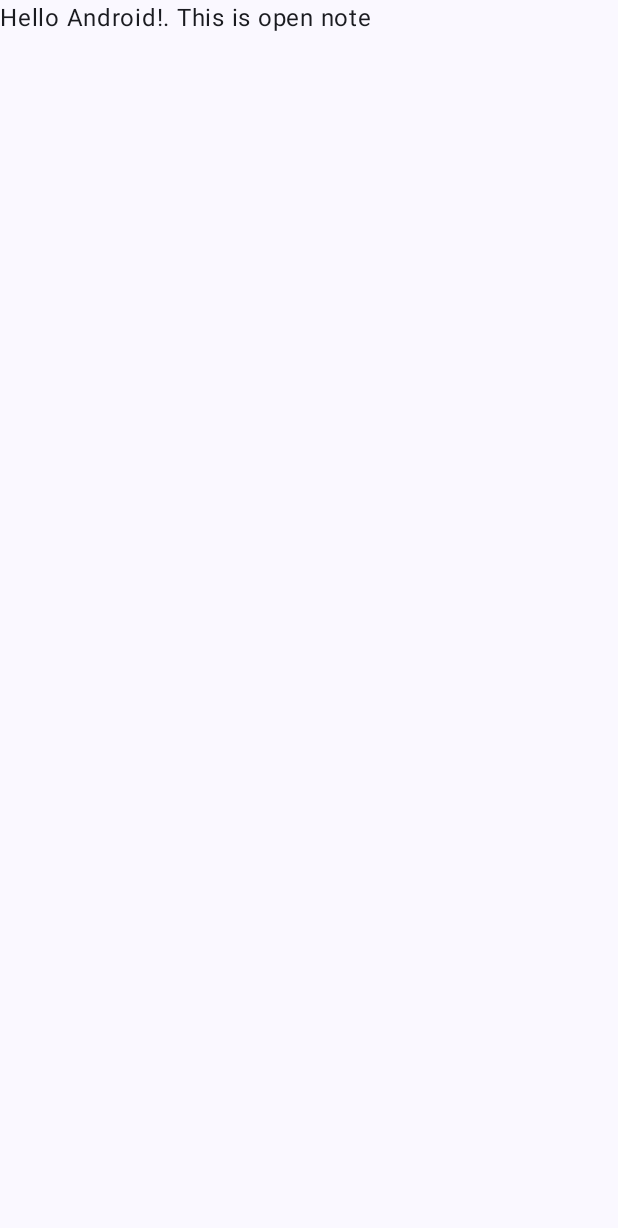
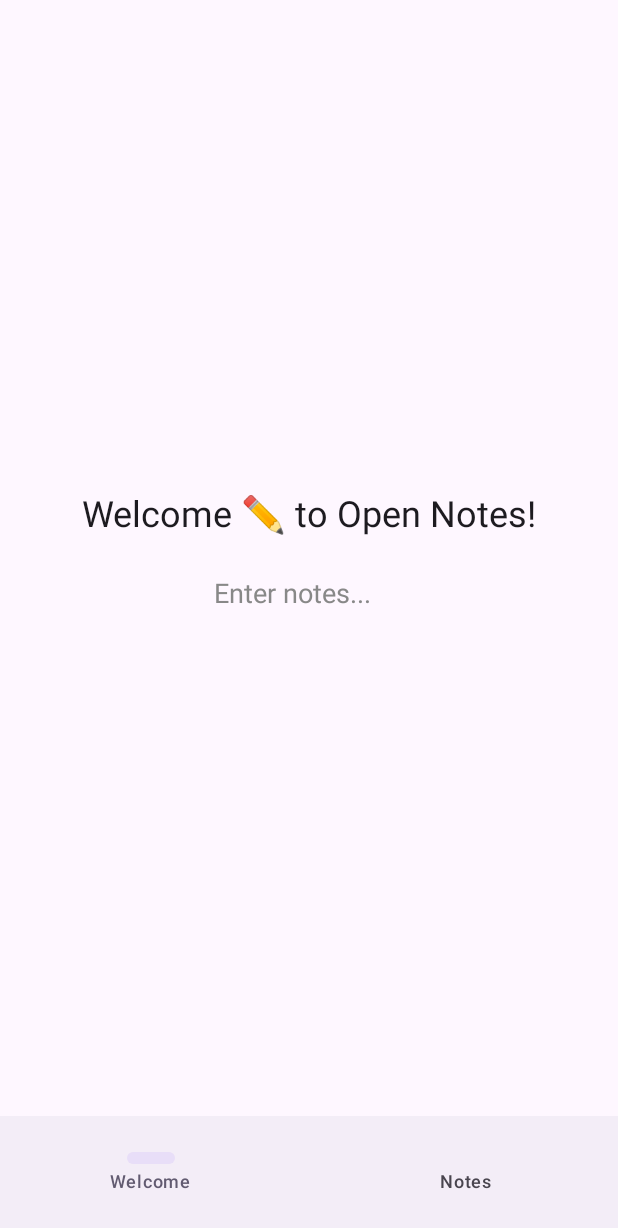
Before and after one commit to ethanoutangoun/OpenNotes, an Android app built with Jetpack Compose: the screen it shows after launch (MainActivity), on a phone screen of 412 x 824 dp. Before the commit the part shown is almost empty. Shown: the top 1228 px of the screen. Run offline under Robolectric (Android 15) with nearby library versions, the phone set to English and light mode, and no system bars.

Commit message:
add prototype for nav

```diff
--- a/app/build.gradle.kts
+++ b/app/build.gradle.kts
@@ -49,6 +49,9 @@
     implementation(libs.androidx.ui.graphics)
     implementation(libs.androidx.ui.tooling.preview)
     implementation(libs.androidx.material3)
+    implementation(libs.androidx.room.common)
+    implementation(libs.androidx.navigation.compose)
+    implementation(libs.androidx.material3.icons)
     testImplementation(libs.junit)
     androidTestImplementation(libs.androidx.junit)
     androidTestImplementation(libs.androidx.espresso.core)
@@ -56,4 +59,5 @@
     androidTestImplementation(libs.androidx.ui.test.junit4)
     debugImplementation(libs.androidx.ui.tooling)
     debugImplementation(libs.androidx.ui.test.manifest)
+
 }
--- a/app/src/main/java/com/opennotes/MainActivity.kt
+++ b/app/src/main/java/com/opennotes/MainActivity.kt
@@ -3,45 +3,13 @@
 import android.os.Bundle
 import androidx.activity.ComponentActivity
 import androidx.activity.compose.setContent
-import androidx.activity.enableEdgeToEdge
-import androidx.compose.foundation.layout.fillMaxSize
-import androidx.compose.foundation.layout.padding
-import androidx.compose.material3.Scaffold
-import androidx.compose.material3.Text
-import androidx.compose.runtime.Composable
-import androidx.compose.ui.Modifier
-import androidx.compose.ui.tooling.preview.Preview
-import com.opennotes.ui.theme.OpenNotesTheme
+import com.opennotes.ui.NoteApp
 
 class MainActivity : ComponentActivity() {
     override fun onCreate(savedInstanceState: Bundle?) {
         super.onCreate(savedInstanceState)
-        enableEdgeToEdge()
         setContent {
-            OpenNotesTheme {
-                Scaffold(modifier = Modifier.fillMaxSize()) { innerPadding ->
-                    Greeting(
-                        name = "Android",
-                        modifier = Modifier.padding(innerPadding)
-                    )
-                }
-            }
+            NoteApp()
         }
     }
 }
-
-@Composable
-fun Greeting(name: String, modifier: Modifier = Modifier) {
-    Text(
-        text = "Hello $name!. This is open note",
-        modifier = modifier
-    )
-}
-
-@Preview(showBackground = true)
-@Composable
-fun GreetingPreview() {
-    OpenNotesTheme {
-        Greeting("Android")
-    }
-}
--- /dev/null
+++ b/app/src/main/java/com/opennotes/ui/NavigationGraph.kt
@@ -0,0 +1,36 @@
+package com.opennotes.ui
+
+import androidx.compose.material3.NavigationBar
+import androidx.compose.material3.NavigationBarItem
+import androidx.compose.material3.Text
+import androidx.compose.runtime.Composable
+import androidx.navigation.NavHostController
+import androidx.navigation.compose.NavHost
+import androidx.navigation.compose.composable
+import androidx.navigation.compose.currentBackStackEntryAsState
+
+@Composable
+fun NavigationGraph(navController: NavHostController) {
+    NavHost(navController, startDestination = "Welcome") {
+        composable("Welcome") { WelcomeScreen() }
+        composable("Notes") { NoteListScreen() }
+    }
+}
+
+@Composable
+fun BottomNavigationBar(navController: NavHostController) {
+    val items = listOf("Welcome", "Notes")
+    val currentRoute = navController.currentBackStackEntryAsState().value?.destination?.route
+
+    NavigationBar {
+        items.forEach { screen ->
+            NavigationBarItem(
+                selected = currentRoute == screen,
+                onClick = { navController.navigate(screen) },
+                label = { Text(screen) },
+                alwaysShowLabel = true,
+                icon = {} // Add icons if needed
+            )
+        }
+    }
+}
--- /dev/null
+++ b/app/src/main/java/com/opennotes/ui/NoteApp.kt
@@ -0,0 +1,28 @@
+package com.opennotes.ui
+
+import androidx.compose.foundation.layout.*
+import androidx.compose.material3.*
+import androidx.compose.runtime.*
+import androidx.compose.ui.Modifier
+import androidx.compose.ui.tooling.preview.Preview
+import androidx.navigation.NavHostController
+import androidx.navigation.compose.rememberNavController
+
+@Composable
+fun NoteApp() {
+    val navController = rememberNavController()
+
+    Scaffold(
+        bottomBar = { BottomNavigationBar(navController) }
+    ) { padding ->
+        Box(modifier = Modifier.padding(padding)) {
+            NavigationGraph(navController)
+        }
+    }
+}
+
+@Preview(showBackground = true)
+@Composable
+fun PreviewMainScreen() {
+    NoteApp()
+}
--- /dev/null
+++ b/app/src/main/java/com/opennotes/ui/WelcomeScreen.kt
@@ -0,0 +1,56 @@
+package com.opennotes.ui
+
+import androidx.compose.foundation.layout.*
+import androidx.compose.foundation.text.BasicTextField
+import androidx.compose.material3.Text
+import androidx.compose.runtime.*
+import androidx.compose.ui.Alignment
+import androidx.compose.ui.Modifier
+import androidx.compose.ui.tooling.preview.Preview
+import androidx.compose.ui.unit.dp
+import androidx.compose.ui.unit.sp
+import androidx.compose.ui.text.TextStyle
+import androidx.compose.ui.graphics.Color
+import com.opennotes.ui.theme.OpenNotesTheme
+
+@Composable
+fun WelcomeScreen() {
+    var text by remember { mutableStateOf("") }
+
+    Column(
+        modifier = Modifier
+            .fillMaxSize()
+            .padding(16.dp),
+        verticalArrangement = Arrangement.Center,
+        horizontalAlignment = Alignment.CenterHorizontally
+    ) {
+        Text(
+            text = "Welcome ✏️ to Open Notes!",
+            fontSize = 24.sp
+        )
+
+        Spacer(modifier = Modifier.height(20.dp))
+
+        // Borderless TextField with placeholder
+        BasicTextField(
+            value = text,
+            onValueChange = { text = it },
+            modifier = Modifier.padding(8.dp),
+            textStyle = TextStyle(fontSize = 18.sp, color = Color.Black),
+            decorationBox = { innerTextField ->
+                if (text.isEmpty()) {
+                    Text("Enter notes...", fontSize = 18.sp, color = Color.Gray)
+                }
+                innerTextField()
+            }
+        )
+    }
+}
+
+@Preview(showBackground = true)
+@Composable
+fun WelcomeScreenPreview() {
+    OpenNotesTheme {
+        WelcomeScreen()
+    }
+}
--- a/app/src/main/java/com/opennotes/ui/theme/Type.kt
+++ b/app/src/main/java/com/opennotes/ui/theme/Type.kt
@@ -2,33 +2,44 @@
 
 import androidx.compose.material3.Typography
 import androidx.compose.ui.text.TextStyle
+import androidx.compose.ui.text.font.Font
 import androidx.compose.ui.text.font.FontFamily
 import androidx.compose.ui.text.font.FontWeight
 import androidx.compose.ui.unit.sp
+import com.opennotes.R
 
-// Set of Material typography styles to start with
+// Radio Canada font
+val RadioCanada = FontFamily(
+    Font(R.font.radio_canada_regular, FontWeight.Normal),
+    Font(R.font.radio_canada_medium, FontWeight.Medium),
+    Font(R.font.radio_canada_bold, FontWeight.Bold)
+)
+
 val Typography = Typography(
     bodyLarge = TextStyle(
-        fontFamily = FontFamily.Default,
+        fontFamily = RadioCanada,
         fontWeight = FontWeight.Normal,
         fontSize = 16.sp,
         lineHeight = 24.sp,
         letterSpacing = 0.5.sp
-    )
-    /* Other default text styles to override
+    ),
     titleLarge = TextStyle(
-        fontFamily = FontFamily.Default,
-        fontWeight = FontWeight.Normal,
+        fontFamily = RadioCanada,
+        fontWeight = FontWeight.Bold,
         fontSize = 22.sp,
         lineHeight = 28.sp,
         letterSpacing = 0.sp
     ),
     labelSmall = TextStyle(
-        fontFamily = FontFamily.Default,
+        fontFamily = RadioCanada,
         fontWeight = FontWeight.Medium,
         fontSize = 11.sp,
         lineHeight = 16.sp,
         letterSpacing = 0.5.sp
+    ),
+    headlineMedium = TextStyle(
+        fontFamily = RadioCanada,
+        fontWeight = FontWeight.Bold,
+        fontSize = 28.sp
     )
-    */
 )
--- a/gradle/libs.versions.toml
+++ b/gradle/libs.versions.toml
@@ -8,9 +8,14 @@
 lifecycleRuntimeKtx = "2.8.7"
 activityCompose = "1.10.0"
 composeBom = "2024.04.01"
+roomCommon = "2.6.1"
+nav-compose = "2.7.7"
+material-icons = "1.6.2"
 
 [libraries]
 androidx-core-ktx = { group = "androidx.core", name = "core-ktx", version.ref = "coreKtx" }
+androidx-navigation-compose = { group = "androidx.navigation", name = "navigation-compose", version.ref = "nav-compose" }
+androidx-material3-icons = { group = "androidx.compose.material", name = "material-icons-extended", version.ref = "material-icons" }
 junit = { group = "junit", name = "junit", version.ref = "junit" }
 androidx-junit = { group = "androidx.test.ext", name = "junit", version.ref = "junitVersion" }
 androidx-espresso-core = { group = "androidx.test.espresso", name = "espresso-core", version.ref = "espressoCore" }
@@ -24,6 +29,7 @@
 androidx-ui-test-manifest = { group = "androidx.compose.ui", name = "ui-test-manifest" }
 androidx-ui-test-junit4 = { group = "androidx.compose.ui", name = "ui-test-junit4" }
 androidx-material3 = { group = "androidx.compose.material3", name = "material3" }
+androidx-room-common = { group = "androidx.room", name = "room-common", version.ref = "roomCommon" }
 
 [plugins]
 android-application = { id = "com.android.application", version.ref = "agp" }
```
Also changed, not shown: app/src/main/java/com/opennotes/data/model/Note.kt (added, +15 -0 lines), app/src/main/java/com/opennotes/data/model/NoteCategory.kt (added, +12 -0 lines), app/src/main/java/com/opennotes/ui/NoteListScreen.kt (added, +18 -0 lines), app/src/main/res/font/radio_canada_bold.ttf (added), app/src/main/res/font/radio_canada_medium.ttf (added), app/src/main/res/font/radio_canada_regular.ttf (added), 1 other file.
